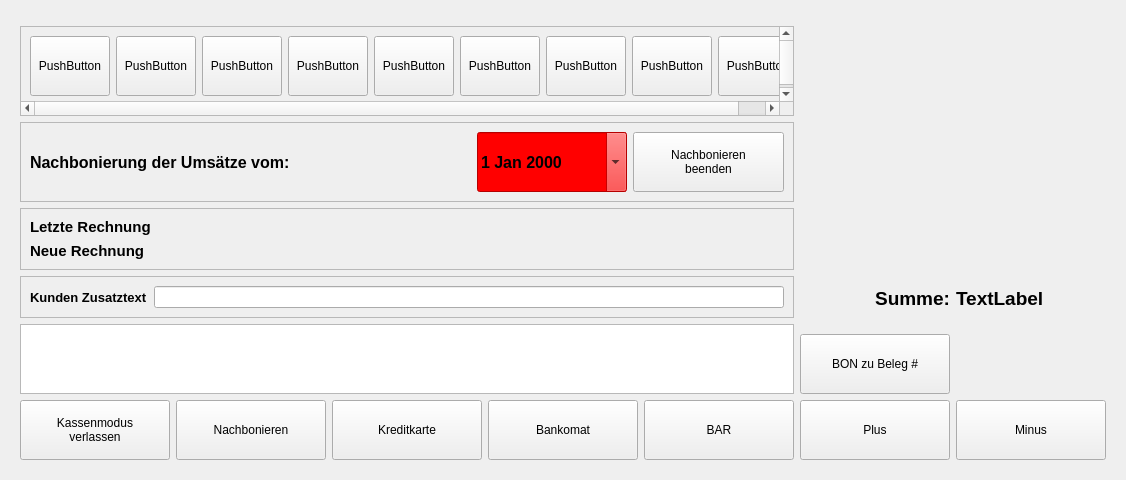
The window that src/ui/qrkregister.ui (todvora/qrk-registrier-kasse) describes before a commit, drawn with Qt 5.
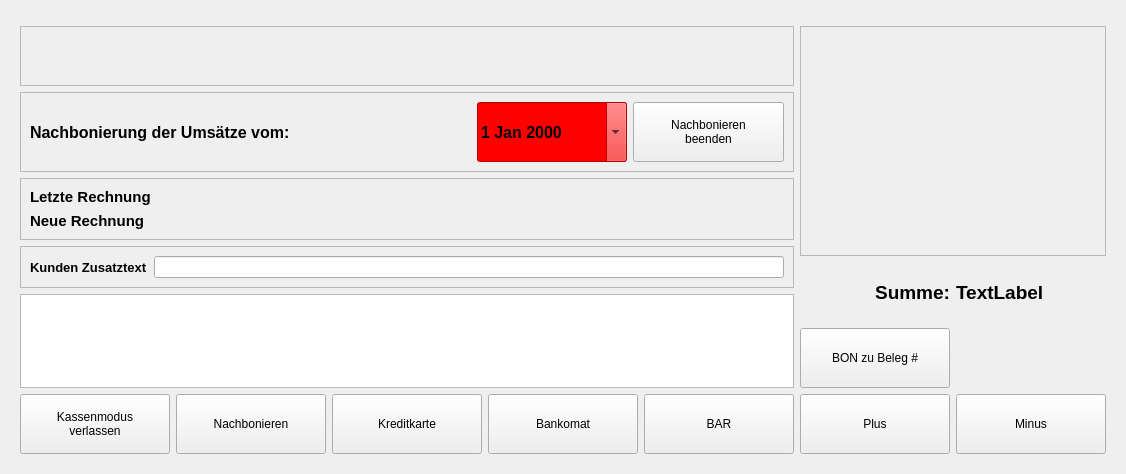
The same window after the commit. Icons and pictures are not drawn.

The edit to the form file:
```diff
--- a/src/ui/qrkregister.ui
+++ b/src/ui/qrkregister.ui
@@ -7,7 +7,7 @@
     <x>0</x>
     <y>0</y>
     <width>1126</width>
-    <height>461</height>
+    <height>474</height>
    </rect>
   </property>
   <property name="windowTitle">
@@ -16,9 +16,7 @@
   <layout class="QGridLayout" name="gridLayout_3">
    <item row="0" column="0">
     <widget class="QFrame" name="frame_0">
-     <layout class="QHBoxLayout" name="horizontalLayout_5">
-      <item>
-       <layout class="QHBoxLayout" name="horizontalLayout_4" stretch="1,0">
+     <layout class="QHBoxLayout" name="horizontalLayout_4">
         <item>
          <layout class="QVBoxLayout" name="verticalLayout_5">
           <item>
@@ -36,7 +34,7 @@
             <property name="minimumSize">
              <size>
               <width>0</width>
-              <height>90</height>
+            <height>60</height>
              </size>
             </property>
             <property name="maximumSize">
@@ -45,142 +43,25 @@
               <height>100</height>
              </size>
             </property>
+          <property name="frameShape">
+           <enum>QFrame::StyledPanel</enum>
+          </property>
             <property name="widgetResizable">
              <bool>true</bool>
             </property>
+          <property name="alignment">
+           <set>Qt::AlignLeading|Qt::AlignLeft|Qt::AlignTop</set>
+          </property>
             <widget class="QWidget" name="scrollAreaWidgetContents">
              <property name="geometry">
               <rect>
                <x>0</x>
                <y>0</y>
-               <width>822</width>
-               <height>72</height>
+             <width>780</width>
+             <height>56</height>
               </rect>
              </property>
              <layout class="QHBoxLayout" name="horizontalLayout_2">
-              <item>
-               <widget class="QPushButton" name="pushButton">
-                <property name="minimumSize">
-                 <size>
-                  <width>0</width>
-                  <height>60</height>
-                 </size>
-                </property>
-                <property name="sizeIncrement">
-                 <size>
-                  <width>0</width>
-                  <height>0</height>
-                 </size>
-                </property>
-                <property name="text">
-                 <string>PushButton</string>
-                </property>
-               </widget>
-              </item>
-              <item>
-               <widget class="QPushButton" name="pushButton_2">
-                <property name="minimumSize">
-                 <size>
-                  <width>0</width>
-                  <height>60</height>
-                 </size>
-                </property>
-                <property name="text">
-                 <string>PushButton</string>
-                </property>
-               </widget>
-              </item>
-              <item>
-               <widget class="QPushButton" name="pushButton_3">
-                <property name="minimumSize">
-                 <size>
-                  <width>0</width>
-                  <height>60</height>
-                 </size>
-                </property>
-                <property name="text">
-                 <string>PushButton</string>
-                </property>
-               </widget>
-              </item>
-              <item>
-               <widget class="QPushButton" name="pushButton_4">
-                <property name="minimumSize">
-                 <size>
-                  <width>0</width>
-                  <height>60</height>
-                 </size>
-                </property>
-                <property name="text">
-                 <string>PushButton</string>
-                </property>
-               </widget>
-              </item>
-              <item>
-               <widget class="QPushButton" name="pushButton_5">
-                <property name="minimumSize">
-                 <size>
-                  <width>0</width>
-                  <height>60</height>
-                 </size>
-                </property>
-                <property name="text">
-                 <string>PushButton</string>
-                </property>
-               </widget>
-              </item>
-              <item>
-               <widget class="QPushButton" name="pushButton_6">
-                <property name="minimumSize">
-                 <size>
-                  <width>0</width>
-                  <height>60</height>
-                 </size>
-                </property>
-                <property name="text">
-                 <string>PushButton</string>
-                </property>
-               </widget>
-              </item>
-              <item>
-               <widget class="QPushButton" name="pushButton_7">
-                <property name="minimumSize">
-                 <size>
-                  <width>0</width>
-                  <height>60</height>
-                 </size>
-                </property>
-                <property name="text">
-                 <string>PushButton</string>
-                </property>
-               </widget>
-              </item>
-              <item>
-               <widget class="QPushButton" name="pushButton_8">
-                <property name="minimumSize">
-                 <size>
-                  <width>0</width>
-                  <height>60</height>
-                 </size>
-                </property>
-                <property name="text">
-                 <string>PushButton</string>
-                </property>
-               </widget>
-              </item>
-              <item>
-               <widget class="QPushButton" name="pushButton_9">
-                <property name="minimumSize">
-                 <size>
-                  <width>0</width>
-                  <height>60</height>
-                 </size>
-                </property>
-                <property name="text">
-                 <string>PushButton</string>
-                </property>
-               </widget>
-              </item>
               <item>
                <spacer name="horizontalSpacer">
                 <property name="orientation">
@@ -619,29 +500,58 @@
          <layout class="QVBoxLayout" name="verticalLayout_6">
           <item>
            <layout class="QGridLayout" name="gridLayout">
-            <item row="0" column="1">
-             <spacer name="verticalSpacer_2">
-              <property name="orientation">
-               <enum>Qt::Vertical</enum>
-              </property>
-              <property name="sizeHint" stdset="0">
+          <property name="topMargin">
+           <number>6</number>
+          </property>
+          <item row="0" column="0">
+           <widget class="QScrollArea" name="scrollAreaProducts">
+            <property name="sizePolicy">
+             <sizepolicy hsizetype="Expanding" vsizetype="MinimumExpanding">
+              <horstretch>0</horstretch>
+              <verstretch>0</verstretch>
+             </sizepolicy>
+            </property>
+            <property name="maximumSize">
                <size>
-                <width>20</width>
-                <height>40</height>
-               </size>
-              </property>
-             </spacer>
-            </item>
-            <item row="10" column="1">
-             <widget class="QPushButton" name="minusButton">
+              <width>307</width>
+              <height>16777215</height>
+             </size>
+            </property>
+            <property name="frameShape">
+             <enum>QFrame::StyledPanel</enum>
+            </property>
+            <property name="widgetResizable">
+             <bool>true</bool>
+            </property>
+            <property name="alignment">
+             <set>Qt::AlignHCenter|Qt::AlignTop</set>
+            </property>
+            <widget class="QWidget" name="scrollAreaWidgetContents_3">
+             <property name="geometry">
+              <rect>
+               <x>0</x>
+               <y>0</y>
+               <width>302</width>
+               <height>237</height>
+              </rect>
+             </property>
+            </widget>
+           </widget>
+          </item>
+         </layout>
+        </item>
+        <item>
+         <layout class="QGridLayout" name="gridLayout_2">
+          <item row="1" column="0" colspan="2">
+           <widget class="QPushButton" name="receiptToInvoice">
               <property name="minimumSize">
                <size>
-                <width>150</width>
+              <width>0</width>
                 <height>60</height>
                </size>
               </property>
               <property name="text">
-               <string>Minus</string>
+             <string>BON zu Beleg #</string>
               </property>
               <property name="icon">
                <iconset resource="../qrk.qrc">
@@ -655,7 +565,7 @@
               </property>
              </widget>
             </item>
-            <item row="10" column="0">
+          <item row="2" column="0" colspan="2">
              <widget class="QPushButton" name="plusButton">
               <property name="sizePolicy">
                <sizepolicy hsizetype="Minimum" vsizetype="Fixed">
@@ -684,16 +594,16 @@
               </property>
              </widget>
             </item>
-            <item row="2" column="0">
-             <widget class="QPushButton" name="receiptToInvoice">
+          <item row="2" column="2">
+           <widget class="QPushButton" name="minusButton">
               <property name="minimumSize">
                <size>
-                <width>0</width>
+              <width>150</width>
                 <height>60</height>
                </size>
               </property>
               <property name="text">
-               <string>BON zu Beleg #</string>
+             <string>Minus</string>
               </property>
               <property name="icon">
                <iconset resource="../qrk.qrc">
@@ -707,7 +617,7 @@
               </property>
              </widget>
             </item>
-            <item row="1" column="0">
+          <item row="0" column="1">
              <widget class="QLabel" name="label">
               <property name="minimumSize">
                <size>
@@ -730,7 +640,7 @@
               </property>
              </widget>
             </item>
-            <item row="1" column="1">
+          <item row="0" column="2">
              <widget class="QLabel" name="sumLabel">
               <property name="minimumSize">
                <size>
@@ -749,8 +659,6 @@
                <string>TextLabel</string>
               </property>
              </widget>
-            </item>
-           </layout>
           </item>
          </layout>
         </item>
```
Left out of the diff: 6 changed lines with no effect on the pictures. Lines whose indentation alone changed are shown as unchanged.
